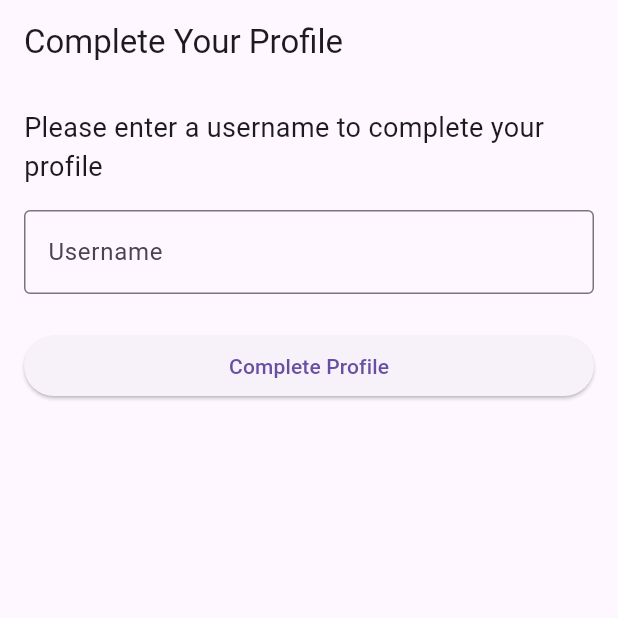
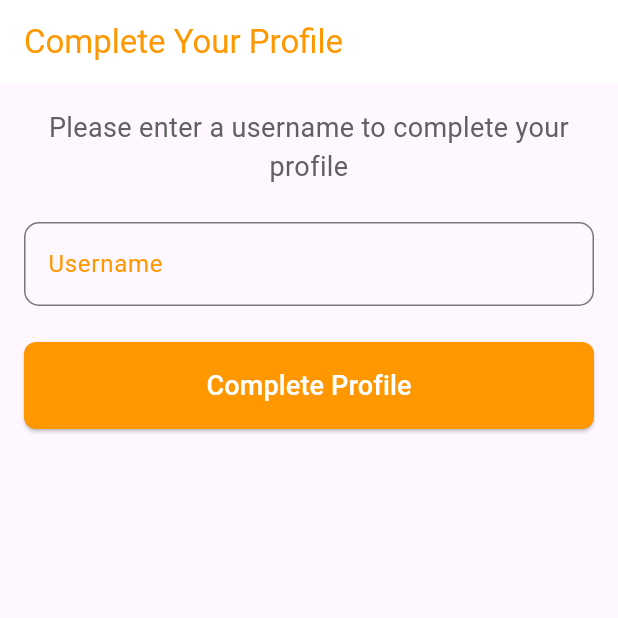
Before and after one commit to Ahhhhjay/AppDev, a Flutter app: the CompleteProfilePage screen opened directly, on a phone screen of 412 x 824 dp, the top half of it. Run offline on Flutter 3.47's test engine with Material 3 defaults, Android fonts, the phone set to English and light mode, and no system bars; our stand-ins replace cloud_firestore, firebase_auth, firebase_core, flutter_local_notifications, timezone; accounts and stored records are empty.

Commit message:
complete profile design

```diff
--- a/restaurant_project/lib/screens/account/complete_profile.dart
+++ b/restaurant_project/lib/screens/account/complete_profile.dart
@@ -16,9 +16,15 @@ class _CompleteProfilePageState extends State<CompleteProfilePage> {
   Widget build(BuildContext context) {
     return Scaffold(
       appBar: AppBar(
-        title: Text('Complete Your Profile'),
+        title: Text(
+          'Complete Your Profile',
+          style: TextStyle(color: Colors.orange),
+        ),
+        backgroundColor: Colors.white,
+        iconTheme: IconThemeData(color: Colors.orange),
+        elevation: 0,
       ),
-      body: Padding(
+      body: SingleChildScrollView(
         padding: const EdgeInsets.all(16.0),
         child: Form(
           key: _formKey,
@@ -27,13 +33,21 @@ class _CompleteProfilePageState extends State<CompleteProfilePage> {
             children: [
               Text(
                 'Please enter a username to complete your profile',
-                style: TextStyle(fontSize: 18),
+                style: TextStyle(fontSize: 18, color: Colors.grey[700]),
+                textAlign: TextAlign.center,
               ),
-              SizedBox(height: 16),
+              SizedBox(height: 24),
               TextFormField(
                 decoration: InputDecoration(
                   labelText: 'Username',
-                  border: OutlineInputBorder(),
+                  labelStyle: TextStyle(color: Colors.orange),
+                  border: OutlineInputBorder(
+                    borderRadius: BorderRadius.circular(10.0),
+                  ),
+                  focusedBorder: OutlineInputBorder(
+                    borderSide: BorderSide(color: Colors.orange),
+                    borderRadius: BorderRadius.circular(10.0),
+                  ),
                 ),
                 validator: (value) {
                   if (value == null || value.isEmpty) {
@@ -46,9 +60,22 @@ class _CompleteProfilePageState extends State<CompleteProfilePage> {
                 },
               ),
               SizedBox(height: 24),
-              ElevatedButton(
-                onPressed: _completeProfile,
-                child: Text('Complete Profile'),
+              SizedBox(
+                width: double.infinity,
+                child: ElevatedButton(
+                  onPressed: _completeProfile,
+                  style: ElevatedButton.styleFrom(
+                    padding: EdgeInsets.symmetric(vertical: 16),
+                    shape: RoundedRectangleBorder(
+                      borderRadius: BorderRadius.circular(8.0),
+                    ),
+                    backgroundColor: Colors.orange,
+                  ),
+                  child: Text(
+                    'Complete Profile',
+                    style: TextStyle(fontSize: 18, color: Colors.white),
+                  ),
+                ),
               ),
             ],
           ),
@@ -64,10 +91,12 @@ class _CompleteProfilePageState extends State<CompleteProfilePage> {
       User? user = FirebaseAuth.instance.currentUser;
 
       if (user != null) {
+        // Update the user's information in Firestore
         await FirebaseFirestore.instance.collection('users').doc(user.uid).set({
           'name': _username,
         }, SetOptions(merge: true));
 
+        // Navigate to HomePage
         Navigator.pushReplacement(
           context,
           MaterialPageRoute(builder: (context) => HomePage()),
```
